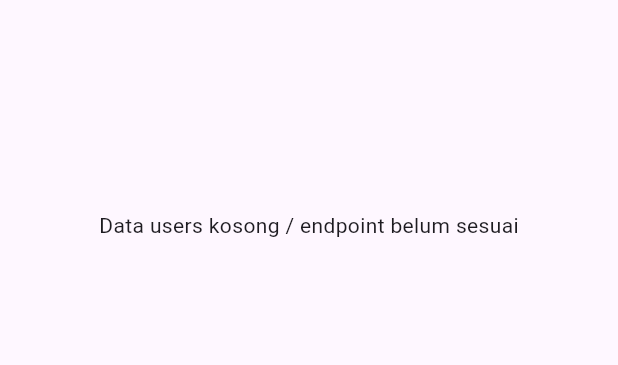
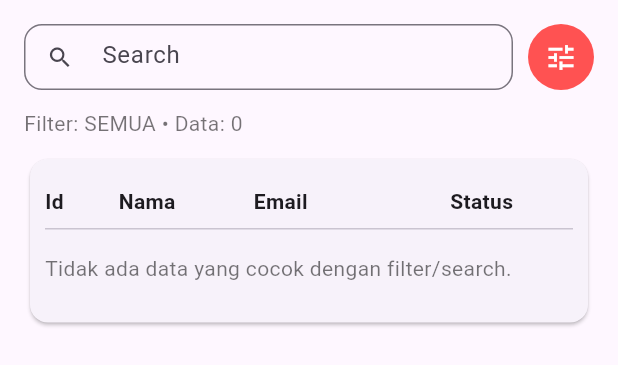
Before and after one commit to Naufal-Al-Hafiz0903/warung-wuenak-frontend, a Flutter app: the AdminUsersPage widget shown alone on an empty page, opened directly, on a phone screen of 412 x 824 dp. Shown: the top 365 px of the screen. Run offline on Flutter 3.47's test engine with Material 3 defaults, Android fonts, the light colour scheme and no system bars; our stand-ins replace shared_preferences; accounts and stored records are empty; network calls fail.

Commit message:
Initial Flutter frontend for Warung Wuenak

```diff
--- a/lib/admin/pages/admin_users_page.dart
+++ b/lib/admin/pages/admin_users_page.dart
@@ -12,104 +12,202 @@ class AdminUsersPage extends StatefulWidget {
 class _AdminUsersPageState extends State<AdminUsersPage> {
   late Future<List<UserModel>> _future;
 
-  static const levels = ['admin', 'penjual', 'user'];
+  final TextEditingController _searchC = TextEditingController();
+
+  // filter status ala tombol bulat merah: semua / aktif / nonaktif
+  String _statusFilter = 'semua';
+
   static const statuses = ['aktif', 'nonaktif'];
 
   @override
   void initState() {
     super.initState();
     _future = UserService.fetchUsers();
+
+    _searchC.addListener(() {
+      // supaya realtime search
+      setState(() {});
+    });
+  }
+
+  @override
+  void dispose() {
+    _searchC.dispose();
+    super.dispose();
   }
 
   Future<void> _refresh() async {
     setState(() => _future = UserService.fetchUsers());
   }
 
-  @override
-  Widget build(BuildContext context) {
-    return FutureBuilder<List<UserModel>>(
-      future: _future,
-      builder: (context, snap) {
-        if (!snap.hasData)
-          return const Center(child: CircularProgressIndicator());
+  /// REVISI:
+  /// - Admin tidak ditampilkan (hanya penjual & user)
+  /// - Status filter tetap bekerja (semua menampilkan aktif+nonaktif)
+  /// - Nonaktif tidak dihilangkan dari list "Semua", agar bisa diaktifkan lagi
+  List<UserModel> _applyFilter(List<UserModel> users) {
+    final q = _searchC.text.trim().toLowerCase();
 
-        final users = snap.data!;
-        if (users.isEmpty) {
-          return RefreshIndicator(
-            onRefresh: _refresh,
-            child: ListView(
-              children: const [
-                SizedBox(height: 140),
-                Center(
-                  child: Text('Data users kosong / endpoint belum sesuai'),
+    Iterable<UserModel> list = users;
+
+    // 1) HANYA tampilkan PENJUAL & USER (admin tidak tampil)
+    list = list.where((u) => u.level.toLowerCase() != 'admin');
+
+    // 2) filter status (semua = tidak filter, tampilkan aktif+nonaktif)
+    if (_statusFilter != 'semua') {
+      list = list.where((u) => u.status.toLowerCase() == _statusFilter);
+    }
+
+    // 3) search name/email/id
+    if (q.isNotEmpty) {
+      list = list.where((u) {
+        final id = u.userId.toString();
+        final name = u.name.toLowerCase();
+        final email = u.email.toLowerCase();
+        return id.contains(q) || name.contains(q) || email.contains(q);
+      });
+    }
+
+    return list.toList();
+  }
+
+  void _openStatusMenu(BuildContext context) async {
+    final selected = await showModalBottomSheet<String>(
+      context: context,
+      showDragHandle: true,
+      builder: (ctx) {
+        return SafeArea(
+          child: Column(
+            mainAxisSize: MainAxisSize.min,
+            children: [
+              ListTile(
+                title: const Text('Semua'),
+                trailing: _statusFilter == 'semua'
+                    ? const Icon(Icons.check)
+                    : null,
+                onTap: () => Navigator.pop(ctx, 'semua'),
               ),
+              ListTile(
+                title: const Text('Aktif'),
+                trailing: _statusFilter == 'aktif'
+                    ? const Icon(Icons.check)
+                    : null,
+                onTap: () => Navigator.pop(ctx, 'aktif'),
+              ),
+              ListTile(
+                title: const Text('Nonaktif'),
+                trailing: _statusFilter == 'nonaktif'
+                    ? const Icon(Icons.check)
+                    : null,
+                onTap: () => Navigator.pop(ctx, 'nonaktif'),
+              ),
+              const SizedBox(height: 8),
             ],
+          ),
+        );
+      },
+    );
+
+    if (selected != null) {
+      setState(() => _statusFilter = selected);
+    }
+  }
+
+  // =========================
+  // WIDGET TABEL CUSTOM (agar kolom Status selalu terlihat)
+  // =========================
+
+  Widget _headerCell(String text, {int flex = 1}) {
+    return Expanded(
+      flex: flex,
+      child: Text(
+        text,
+        style: const TextStyle(fontWeight: FontWeight.w600),
+        overflow: TextOverflow.ellipsis,
       ),
     );
   }
 
-        return RefreshIndicator(
-          onRefresh: _refresh,
-          child: ListView(
-            padding: const EdgeInsets.all(16),
+  Widget _bodyCell(
+    Widget child, {
+    int flex = 1,
+    Alignment align = Alignment.centerLeft,
+  }) {
+    return Expanded(
+      flex: flex,
+      child: Align(alignment: align, child: child),
+    );
+  }
+
+  Widget _table(List<UserModel> list) {
+    return Card(
+      child: Padding(
+        padding: const EdgeInsets.all(10),
+        child: Column(
           children: [
-              Card(
-                child: SingleChildScrollView(
-                  scrollDirection: Axis.horizontal,
-                  child: DataTable(
-                    columns: const [
-                      DataColumn(label: Text('ID')),
-                      DataColumn(label: Text('Nama')),
-                      DataColumn(label: Text('Email')),
-                      DataColumn(label: Text('Level')),
-                      DataColumn(label: Text('Status')),
-                      DataColumn(label: Text('Saldo')),
+            // HEADER
+            Padding(
+              padding: const EdgeInsets.symmetric(vertical: 8),
+              child: Row(
+                children: [
+                  _headerCell('Id', flex: 1),
+                  const SizedBox(width: 8),
+                  _headerCell('Nama', flex: 2),
+                  const SizedBox(width: 8),
+                  _headerCell('Email', flex: 3),
+                  const SizedBox(width: 8),
+                  _headerCell('Status', flex: 2),
                 ],
-                    rows: users.map((u) {
-                      final levelVal = levels.contains(u.level)
-                          ? u.level
-                          : 'user';
-                      final statusVal = statuses.contains(u.status)
-                          ? u.status
+              ),
+            ),
+            const Divider(height: 1),
+
+            // ROWS
+            if (list.isEmpty)
+              const Padding(
+                padding: EdgeInsets.symmetric(vertical: 16),
+                child: Align(
+                  alignment: Alignment.centerLeft,
+                  child: Text(
+                    'Tidak ada data yang cocok dengan filter/search.',
+                    style: TextStyle(color: Colors.black54),
+                  ),
+                ),
+              )
+            else
+              ...list.map((u) {
+                final statusVal = statuses.contains(u.status.toLowerCase())
+                    ? u.status.toLowerCase()
                     : 'aktif';
 
-                      return DataRow(
-                        cells: [
-                          DataCell(Text(u.userId.toString())),
-                          DataCell(Text(u.name)),
-                          DataCell(Text(u.email)),
-                          DataCell(
-                            DropdownButton<String>(
-                              value: levelVal,
-                              items: levels
-                                  .map(
-                                    (x) => DropdownMenuItem(
-                                      value: x,
-                                      child: Text(x),
+                return Column(
+                  children: [
+                    Padding(
+                      padding: const EdgeInsets.symmetric(vertical: 10),
+                      child: Row(
+                        children: [
+                          _bodyCell(Text(u.userId.toString()), flex: 1),
+                          const SizedBox(width: 8),
+
+                          _bodyCell(
+                            Text(u.name, overflow: TextOverflow.ellipsis),
+                            flex: 2,
                           ),
-                                  )
-                                  .toList(),
-                              onChanged: (v) async {
-                                if (v == null) return;
-                                final ok = await UserService.changeLevel(
-                                  userId: u.userId,
-                                  level: v,
-                                );
-                                if (!context.mounted) return;
-                                ScaffoldMessenger.of(context).showSnackBar(
-                                  SnackBar(
-                                    content: Text(
-                                      ok ? 'Level diubah' : 'Gagal ubah level',
+                          const SizedBox(width: 8),
+
+                          _bodyCell(
+                            Text(u.email, overflow: TextOverflow.ellipsis),
+                            flex: 3,
                           ),
-                                  ),
-                                );
-                                if (ok) _refresh();
-                              },
-                            ),
-                          ),
-                          DataCell(
-                            DropdownButton<String>(
+                          const SizedBox(width: 8),
+
+                          // STATUS DROPDOWN (selalu tampil & bisa diubah)
+                          _bodyCell(
+                            SizedBox(
+                              height: 40,
+                              child: DropdownButtonHideUnderline(
+                                child: DropdownButton<String>(
                                   value: statusVal,
+                                  isExpanded: true,
                                   items: statuses
                                       .map(
                                         (x) => DropdownMenuItem(
@@ -120,11 +218,14 @@ class _AdminUsersPageState extends State<AdminUsersPage> {
                                       .toList(),
                                   onChanged: (v) async {
                                     if (v == null) return;
+
                                     final ok = await UserService.updateStatus(
                                       userId: u.userId,
                                       status: v,
                                     );
+
                                     if (!context.mounted) return;
+
                                     ScaffoldMessenger.of(context).showSnackBar(
                                       SnackBar(
                                         content: Text(
@@ -134,17 +235,101 @@ class _AdminUsersPageState extends State<AdminUsersPage> {
                                         ),
                                       ),
                                     );
+
                                     if (ok) _refresh();
                                   },
                                 ),
                               ),
-                          DataCell(Text(u.saldo.toString())),
+                            ),
+                            flex: 2,
+                          ),
+                        ],
+                      ),
+                    ),
+                    const Divider(height: 1),
                   ],
                 );
               }).toList(),
+          ],
+        ),
+      ),
+    );
+  }
+
+  @override
+  Widget build(BuildContext context) {
+    return FutureBuilder<List<UserModel>>(
+      future: _future,
+      builder: (context, snap) {
+        if (!snap.hasData) {
+          return const Center(child: CircularProgressIndicator());
+        }
+
+        final users = snap.data ?? [];
+        final filtered = _applyFilter(users);
+
+        return RefreshIndicator(
+          onRefresh: _refresh,
+          child: ListView(
+            padding: const EdgeInsets.all(16),
+            children: [
+              // =========================
+              // SEARCH + TOMBOL BULAT MERAH (FILTER STATUS)
+              // =========================
+              Row(
+                children: [
+                  Expanded(
+                    child: SizedBox(
+                      height: 44,
+                      child: TextField(
+                        controller: _searchC,
+                        decoration: InputDecoration(
+                          hintText: "Search",
+                          prefixIcon: const Icon(Icons.search),
+                          isDense: true,
+                          border: OutlineInputBorder(
+                            borderRadius: BorderRadius.circular(12),
                           ),
                         ),
                       ),
+                    ),
+                  ),
+                  const SizedBox(width: 10),
+                  InkWell(
+                    onTap: () => _openStatusMenu(context),
+                    borderRadius: BorderRadius.circular(999),
+                    child: Container(
+                      width: 44,
+                      height: 44,
+                      decoration: BoxDecoration(
+                        shape: BoxShape.circle,
+                        color: (_statusFilter == 'semua')
+                            ? Colors.redAccent
+                            : Colors.red,
+                      ),
+                      child: const Icon(
+                        Icons.tune,
+                        color: Colors.white,
+                        size: 22,
+                      ),
+                    ),
+                  ),
+                ],
+              ),
+              const SizedBox(height: 12),
+
+              // INFO kecil
+              Text(
+                "Filter: ${_statusFilter.toUpperCase()} • Data: ${filtered.length}",
+                style: const TextStyle(color: Colors.black54),
+              ),
+              const SizedBox(height: 10),
+
+              // =========================
+              // TABEL USERS (Id | Nama | Email | Status)
+              // Admin TIDAK ditampilkan (sudah difilter di _applyFilter)
+              // =========================
+              _table(filtered),
             ],
           ),
         );
```
Also changed, not shown: lib/models/user_model.dart (+7 -2 lines). Lines whose indentation alone changed are shown as unchanged.
